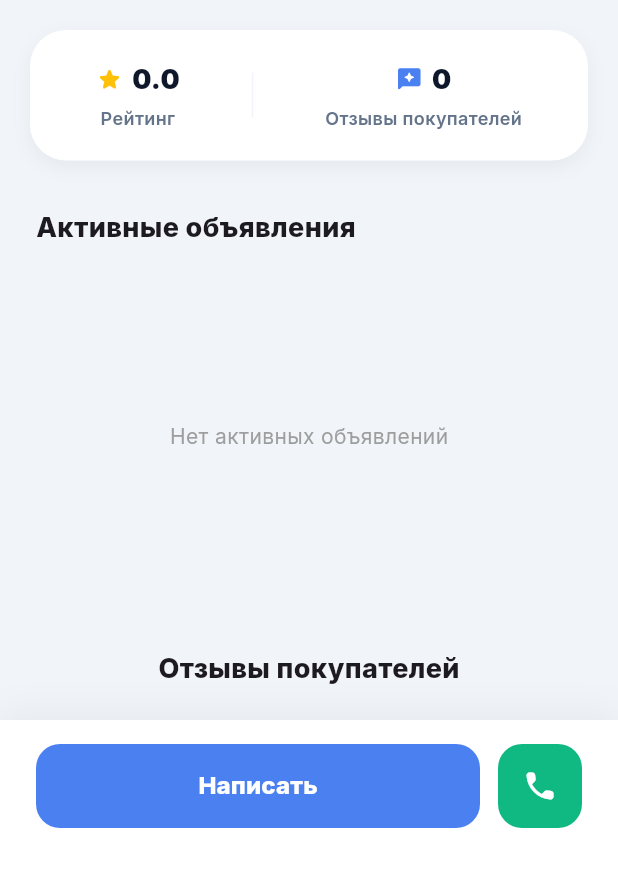
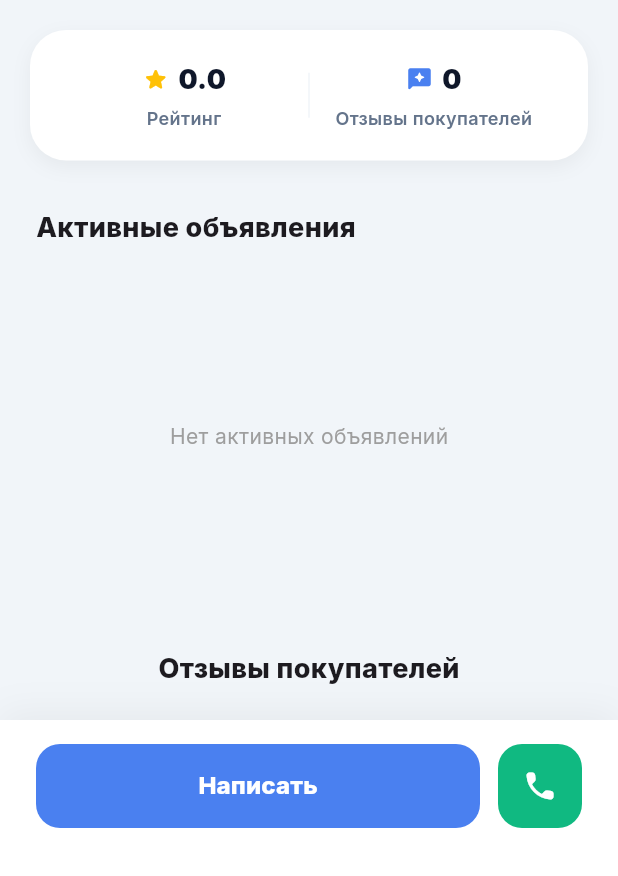
Before and after one commit to nadyrovrustamiminzhanovich-prog/iq-market, a Flutter app: the SellerProfileScreen screen opened directly with empty values, on a phone screen of 412 x 824 dp, the part 360-1236 px from its top. Run offline on Flutter 3.47's test engine with Material 3 defaults, Android fonts, the phone set to English and light mode, and no system bars; our stand-ins replace audioplayers, cached_network_image, cloud_firestore, cloud_functions, connectivity_plus, firebase_analytics and 27 more; missing offline and left inert: firebase_app_check, gal, image_picker_android, image_picker_platform_interface, record, screen_protector and 1 more; accounts and stored records are empty.

Commit message:
Фикс оверфлоу от более длинных KZ/UG переводов (2 места)
Найдено прицельным поиском: казахские/уйгурские переводы обычно на
20-40% длиннее русских, что ломает места без учёта этого запаса.

- my_ads_screen.dart: бейджи на миниатюре объявления (badgeRejected и
  соседи) — Positioned внутри Stack, размер которого задаёт только
  сама миниатюра (85×85); Stack по умолчанию Clip.hardEdge, поэтому
  бейдж, не влезающий в ширину, не переносился и не эллипсировался, а
  молча обрезался по пикселям. badgeRejected на казахском
  ("ҚАБЫЛДАНБАДЫ") на треть длиннее русского и вплотную подходил к
  этой границе. Добавлен ConstrainedBox(maxWidth) + maxLines/ellipsis
  на все три бейджа (under review/rejected/archive) одинаково.
- seller_profile_screen.dart: подпись "Отзывы покупателей" в статистике
  продавца — Row(spaceAround) без Expanded не сужает детей под
  контент; длинная KZ/UG подпись растягивала весь Row шире карточки.

Co-Authored-By: Claude Sonnet 5 <noreply@anthropic.com>

```diff
--- a/lib/screens/seller_profile_screen.dart
+++ b/lib/screens/seller_profile_screen.dart
@@ -321,16 +321,25 @@ class _SellerProfileScreenState extends State<SellerProfileScreen> {
       child: Row(
         mainAxisAlignment: MainAxisAlignment.spaceAround,
         children: [
-          GestureDetector(
+          // Expanded — подпись "Отзывы покупателей" на казахском/уйгурском
+          // на треть длиннее русской, а Row(spaceAround) не сужает детей под
+          // контент: без Expanded длинная подпись растягивала весь Row шире
+          // карточки. Внутри Expanded Column получает реальную ширину, и
+          // maxLines+ellipsis на подписи начинают работать.
+          Expanded(
+            child: GestureDetector(
               onTap: hasReviews ? _scrollToReviews : null,
               behavior: HitTestBehavior.opaque,
               child: _statItem(ratingValue.toStringAsFixed(1), _t('rating'), Icons.star_rounded, Colors.amber),
             ),
+          ),
           Container(width: 1, height: 30, color: const Color(0xFFF1F5F9)),
-          GestureDetector(
+          Expanded(
+            child: GestureDetector(
               onTap: hasReviews ? _scrollToReviews : null,
               behavior: HitTestBehavior.opaque,
               child: _statItem(reviewsCount.toString(), _t('reviews'), Icons.reviews_rounded, const Color(0xFF4A80F0)),
+            ),
           ),
         ],
       ),
@@ -340,6 +349,7 @@ class _SellerProfileScreenState extends State<SellerProfileScreen> {
   Widget _statItem(String value, String label, IconData icon, Color color) => Column(
     children: [
       Row(
+        mainAxisSize: MainAxisSize.min,
         children: [
           Icon(icon, color: color, size: 18),
           const SizedBox(width: 6),
@@ -347,7 +357,13 @@ class _SellerProfileScreenState extends State<SellerProfileScreen> {
         ],
       ),
       const SizedBox(height: 4),
-      Text(label, style: GoogleFonts.inter(fontSize: 12, fontWeight: FontWeight.w600, color: const Color(0xFF64748B))),
+      Text(
+        label,
+        textAlign: TextAlign.center,
+        maxLines: 1,
+        overflow: TextOverflow.ellipsis,
+        style: GoogleFonts.inter(fontSize: 12, fontWeight: FontWeight.w600, color: const Color(0xFF64748B)),
+      ),
     ],
   );
 
```
Also changed, not shown: lib/screens/my_ads_screen.dart (+19 -3 lines). Lines whose indentation alone changed are shown as unchanged.
